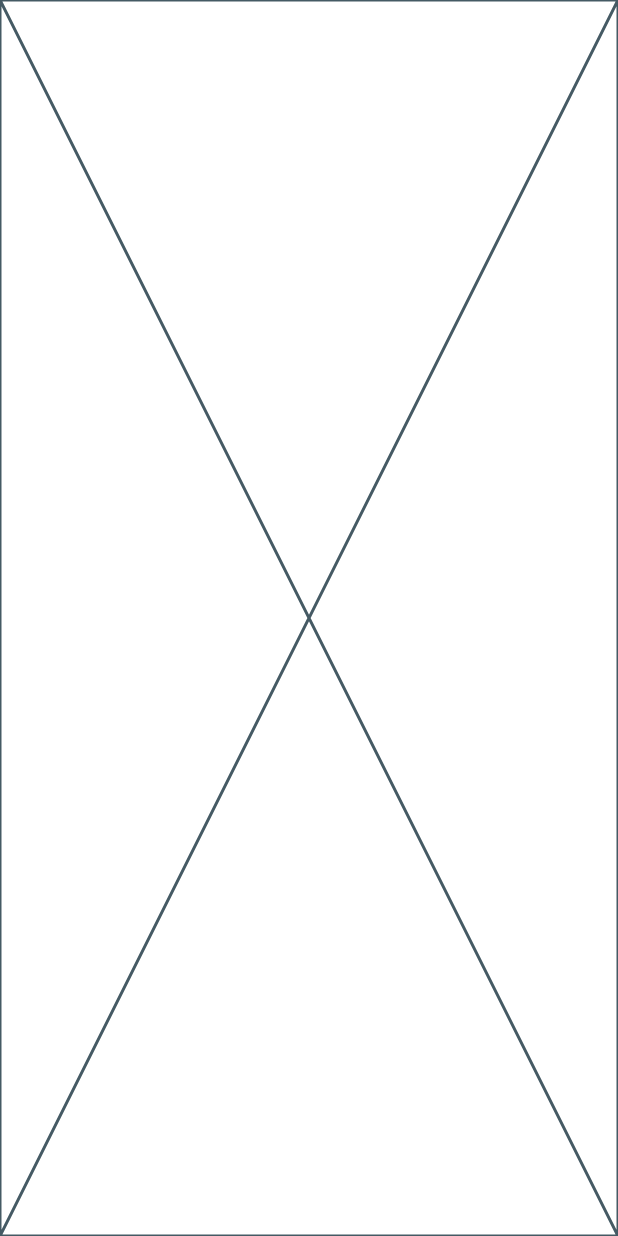
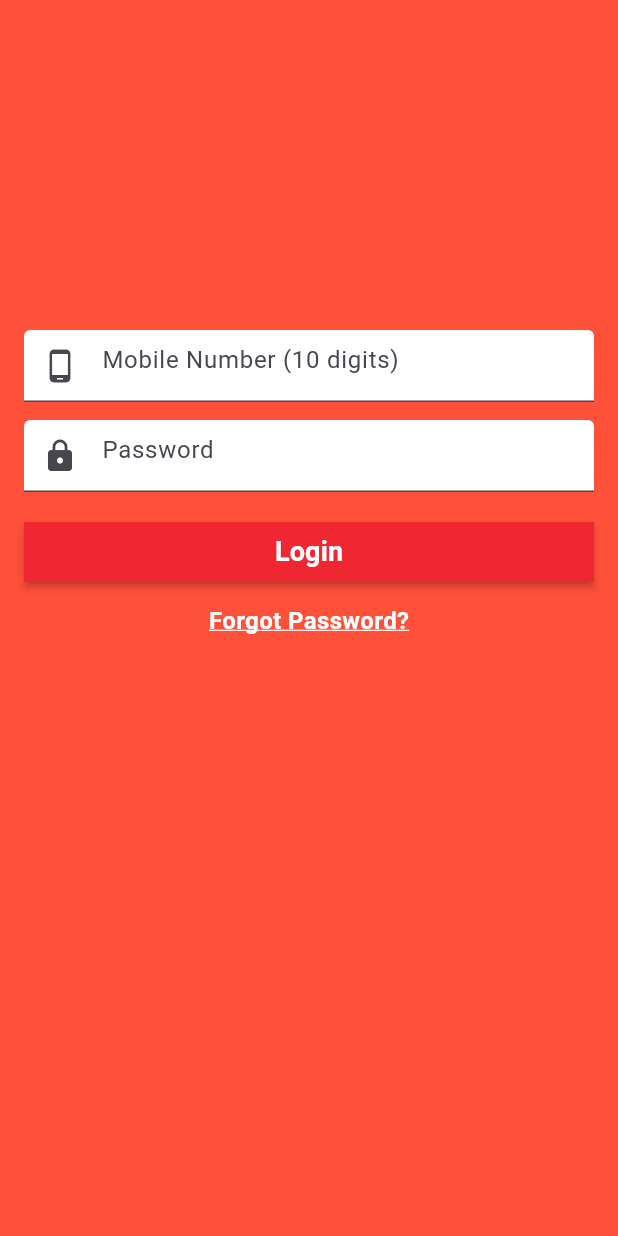
Before and after one commit to arbaazaj/food_runner_flutter, a Flutter app: the screen it shows after launch, on a phone screen of 412 x 824 dp. Run offline on Flutter 3.47's test engine with Material 2 defaults, Android fonts, the phone set to English and light mode, and no system bars.

Commit message:
> Added Login and Registration screens.

```diff
--- a/lib/main.dart
+++ b/lib/main.dart
@@ -12,7 +12,7 @@ class MyApp extends StatelessWidget {
   Widget build(BuildContext context) {
     return MaterialApp(
       debugShowCheckedModeBanner: false,
-      title: 'Flutter Demo',
+      title: 'Food Runner',
       theme: ThemeData(
         colorScheme: ColorScheme.fromSeed(seedColor: Colors.deepPurple),
         useMaterial3: true,
--- a/lib/screens/homepage.dart
+++ b/lib/screens/homepage.dart
@@ -10,6 +10,6 @@ class HomePage extends StatefulWidget {
 class _HomePageState extends State<HomePage> {
   @override
   Widget build(BuildContext context) {
-    return const Placeholder();
+    return const Scaffold();
   }
 }
--- /dev/null
+++ b/lib/screens/login_screen.dart
@@ -0,0 +1,85 @@
+import 'package:flutter/material.dart';
+import 'package:food_runner_flutter/screens/register_screen.dart';
+import 'package:food_runner_flutter/themes/colors.dart';
+
+class LoginScreen extends StatelessWidget {
+  const LoginScreen({Key? key}) : super(key: key);
+
+  @override
+  Widget build(BuildContext context) {
+    return Scaffold(
+      backgroundColor: orange,
+      body: Column(
+        children: [
+          const SizedBox(height: 220),
+          const Padding(
+            padding: EdgeInsets.symmetric(horizontal: 16.0),
+            child: TextField(
+              decoration: InputDecoration(
+                prefixIcon: Icon(Icons.phone_android),
+                hintText: 'Mobile Number (10 digits)',
+                filled: true,
+                fillColor: Colors.white,
+              ),
+            ),
+          ),
+          const SizedBox(height: 12.0),
+          const Padding(
+            padding: EdgeInsets.symmetric(horizontal: 16.0),
+            child: TextField(
+              decoration: InputDecoration(
+                prefixIcon: Icon(Icons.lock),
+                hintText: 'Password',
+                filled: true,
+                fillColor: Colors.white,
+              ),
+            ),
+          ),
+          Padding(
+            padding: const EdgeInsets.only(left: 16.0, right: 16.0, top: 16.0),
+            child: Row(
+              children: [
+                Expanded(
+                  child: FilledButton(
+                    style: const ButtonStyle(
+                      elevation: MaterialStatePropertyAll(2),
+                      shape: MaterialStatePropertyAll(BeveledRectangleBorder()),
+                      backgroundColor: MaterialStatePropertyAll(buttonColorRed),
+                    ),
+                    onPressed: () {},
+                    child: const Text(
+                      'Login',
+                      style:
+                          TextStyle(fontSize: 18, fontWeight: FontWeight.bold),
+                    ),
+                  ),
+                ),
+              ],
+            ),
+          ),
+          const SizedBox(height: 10.0),
+          GestureDetector(
+            onTap: () {
+              Navigator.push(
+                context,
+                MaterialPageRoute(
+                  builder: (context) => const RegisterPage(),
+                ),
+              );
+            },
+            child: const Text(
+              'Forgot Password?',
+              style: TextStyle(
+                  decoration: TextDecoration.underline,
+                  decorationColor: Colors.white,
+                  color: Colors.white,
+                  fontSize: 16.0,
+                  fontWeight: FontWeight.w600),
+            ),
+          ),
+          // Add link to create account page.
+        ],
+      ),
+    );
+  }
+}
--- a/lib/themes/colors.dart
+++ b/lib/themes/colors.dart
@@ -1,3 +1,4 @@
 import 'package:flutter/material.dart';
 
 const Color orange = Color(0xFFff5039);
+const Color buttonColorRed = Color(0xFFee2732);
```
Also changed, not shown: lib/screens/register_screen.dart (added, +14 -0 lines), lib/screens/splash_screen.dart (+13 -3 lines).
